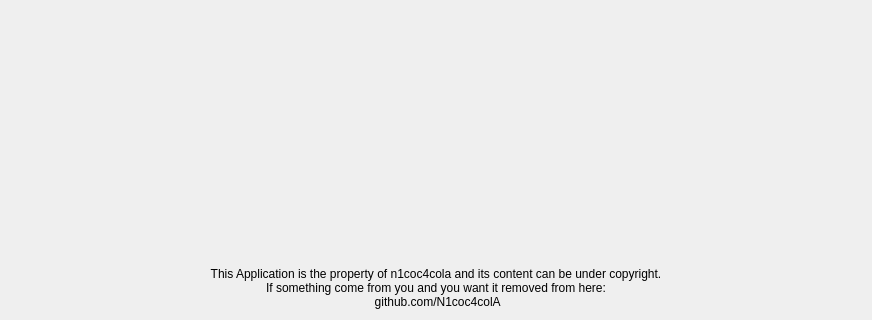
Old version of the form components.ui in the repository N1coc4colA/NeoStore; both pictures show x 0 to 872 and y 212 to 532 of the 872 by 532 pixel window.
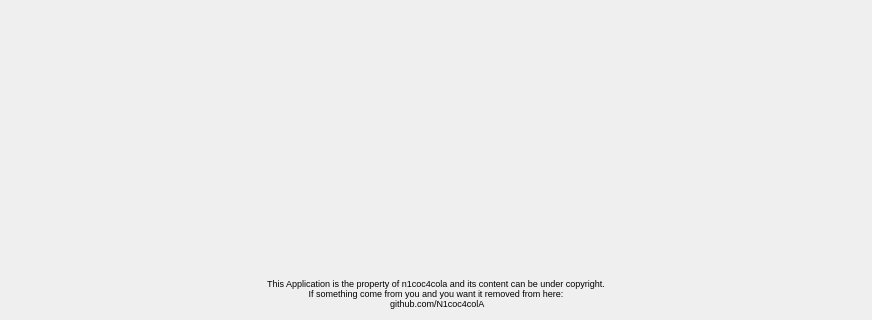
New version of the form.

Diff of the .ui file:
```diff
--- a/components.ui
+++ b/components.ui
@@ -41,6 +41,11 @@
        <height>60</height>
       </size>
      </property>
+     <property name="font">
+      <font>
+       <pointsize>7</pointsize>
+      </font>
+     </property>
      <property name="text">
       <string>This Application is the property of n1coc4cola and its content can be under copyright. 
 If something come from you and you want it removed from here:
```
Left out of the diff: 6 changed lines with no effect on the pictures.
